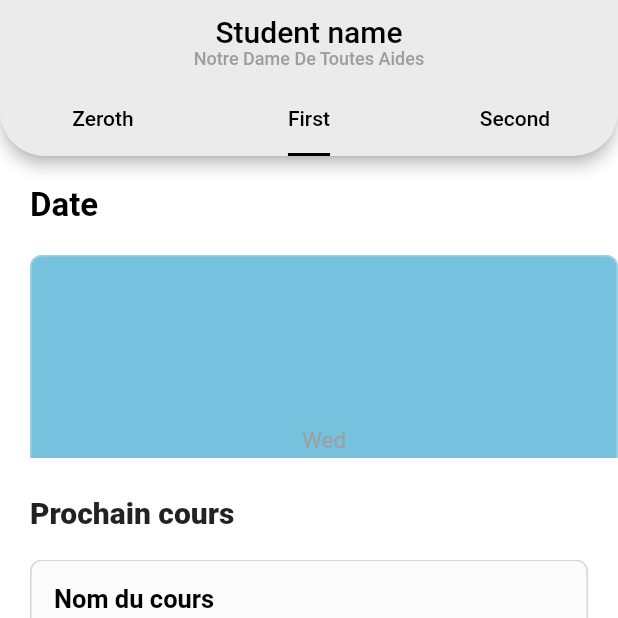
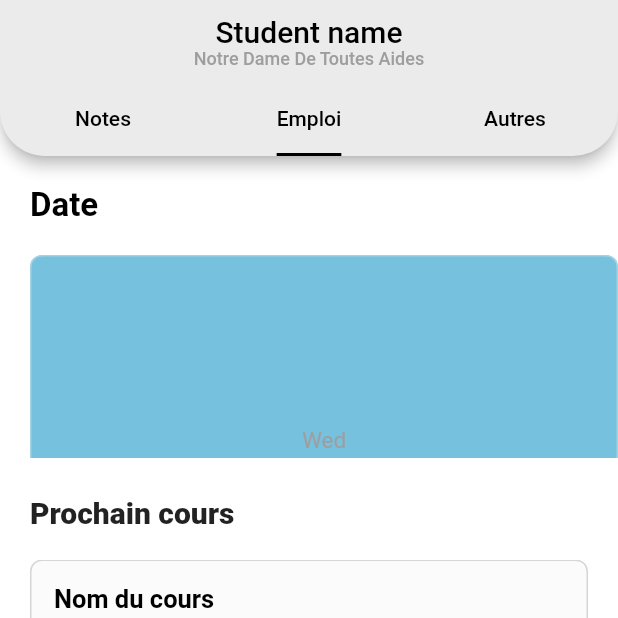
Before and after one commit to Volnetiks/Notes-BAC, a Flutter app: the screen it shows after launch, tab 2 chosen, on a phone screen of 412 x 824 dp, the top half of it. Run offline on Flutter 3.47's test engine with Material 2 defaults, Android fonts, the phone set to English and light mode, and no system bars; our stand-ins replace fl_chart, percent_indicator, salomon_bottom_bar, shared_preferences; Roboto replaces fonts that are missing (SFUI).

Commit message:
Fixed tab names

```diff
--- a/lib/screens/home_screen.dart
+++ b/lib/screens/home_screen.dart
@@ -29,15 +29,15 @@ class _HomePageState extends State<HomePage>
         builder: (BuildContext context) {
           List<Tab> tabs = <Tab>[
             Tab(
-              child: Text("Zeroth",
+              child: Text("Notes",
                   style: TextStyle(color: Theme.of(context).primaryColor)),
             ),
             Tab(
-              child: Text("First",
+              child: Text("Emploi",
                   style: TextStyle(color: Theme.of(context).primaryColor)),
             ),
             Tab(
-              child: Text("Second",
+              child: Text("Autres",
                   style: TextStyle(color: Theme.of(context).primaryColor)),
             ),
           ];
```
